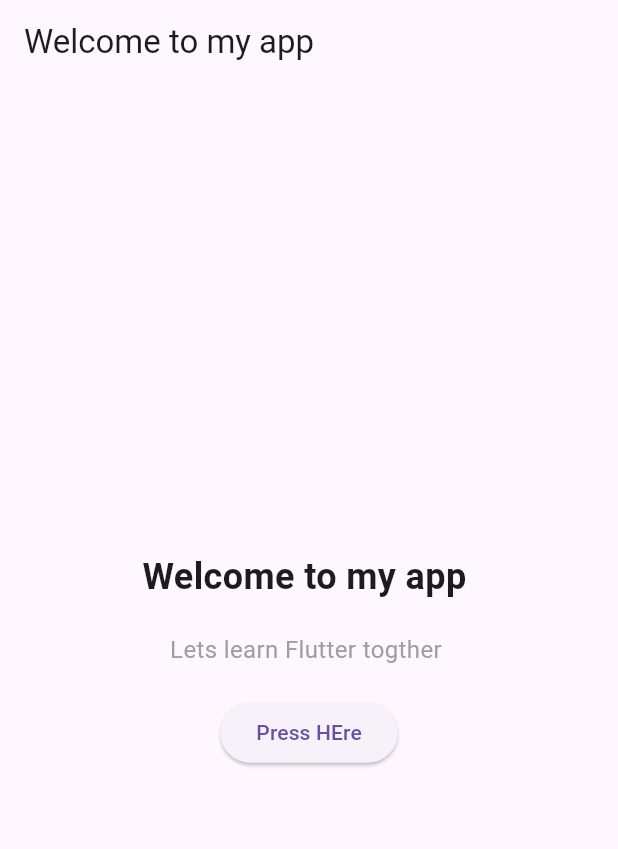
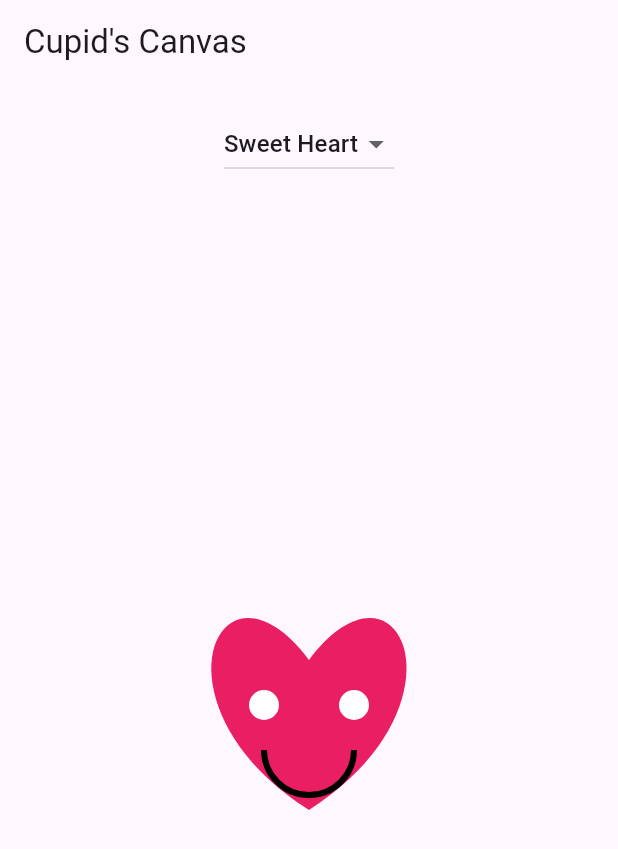
Before and after one commit to Togirl-06/act00, a Flutter app: the screen it shows after launch, on a phone screen of 412 x 824 dp. Shown: the top 849 px of the screen. Run offline on Flutter 3.47's test engine with Material 3 defaults, Android fonts, the phone set to English and light mode, and no system bars.

Commit message:
Fist osuh

```diff
--- a/lib/main.dart
+++ b/lib/main.dart
@@ -1,64 +1,102 @@
-// main.dart
 import 'package:flutter/material.dart';
 
-// The main entry point of the app
-void main() {
-  runApp(MyApp());
-}
+void main() => runApp(const ValentineApp());
 
-class MyApp extends StatelessWidget {
-  const MyApp({super.key});
+class ValentineApp extends StatelessWidget {
+  const ValentineApp({super.key});
 
   @override
   Widget build(BuildContext context) {
     return MaterialApp(
-      // TASK 1: Change the title of the app
-      title: 'My Awerson app',
-      theme: ThemeData(
-        // TASK 2: Change the primary swatch color (try Colors.red, Colors.green)
-        primarySwatch: Colors.blue,
-      ),
-      home: HomePage(),
+      debugShowCheckedModeBanner: false,
+      home: const ValentineHome(),
+      theme: ThemeData(useMaterial3: true),
     );
   }
 }
 
-class HomePage extends StatelessWidget {
-  const HomePage({super.key});
+class ValentineHome extends StatefulWidget {
+  const ValentineHome({super.key});
+
+  @override
+  State<ValentineHome> createState() => _ValentineHomeState();
+}
+
+class _ValentineHomeState extends State<ValentineHome> {
+  final List<String> emojiOptions = ['Sweet Heart', 'Party Heart'];
+  String selectedEmoji = 'Sweet Heart';
 
   @override
   Widget build(BuildContext context) {
     return Scaffold(
-      appBar: AppBar(
-        // TASK 3: Change the text in the top bar
-        title: Text('Welcome to my app'),
-      ),
-      body: Center(
-        child: Column(
-          mainAxisAlignment: MainAxisAlignment.center,
-          children: [
-            // TASK 4: Change the main text below
-            Text(
-              'Welcome to my app ',
-              style: TextStyle(fontSize: 24, fontWeight: FontWeight.bold),
+      appBar: AppBar(title: const Text('Cupid\'s Canvas')),
+      body: Column(
+        children: [
+          const SizedBox(height: 16),
+          DropdownButton<String>(
+            value: selectedEmoji,
+            items: emojiOptions
+                .map((e) => DropdownMenuItem(value: e, child: Text(e)))
+                .toList(),
+            onChanged: (value) => setState(() => selectedEmoji = value ?? selectedEmoji),
+          ),
+          const SizedBox(height: 16),
+          Expanded(
+            child: Center(
+              child: CustomPaint(
+                size: const Size(300, 300),
+                painter: HeartEmojiPainter(type: selectedEmoji),
+              ),
             ),
-            SizedBox(height: 20), // Adds space between widgets
-            // TASK 5: Change the subtitle text
-            Text(
-              "Lets learn Flutter togther ",
-              style: TextStyle(fontSize: 16, color: Colors.grey),
-            ),
-            SizedBox(height: 20),
-            ElevatedButton(
-              onPressed: () {
-                print('Button Clicked!');
-              },
-              // TASK 6: Change the text on the button
-              child: Text('Press HEre'),
-            ),
-          ],
-        ),
+          ),
+        ],
       ),
     );
   }
 }
+
+class HeartEmojiPainter extends CustomPainter {
+  HeartEmojiPainter({required this.type});
+  final String type;
+
+  @override
+  void paint(Canvas canvas, Size size) {
+    final center = Offset(size.width / 2, size.height / 2);
+    final paint = Paint()..style = PaintingStyle.fill;
+
+    // Heart base
+    final heartPath = Path()
+      ..moveTo(center.dx, center.dy + 60)
+      ..cubicTo(center.dx + 110, center.dy - 10, center.dx + 60, center.dy - 120, center.dx, center.dy - 40)
+      ..cubicTo(center.dx - 60, center.dy - 120, center.dx - 110, center.dy - 10, center.dx, center.dy + 60)
+      ..close();
+
+    paint.color = type == 'Party Heart' ? const Color(0xFFF48FB1) : const Color(0xFFE91E63);
+    canvas.drawPath(heartPath, paint);
+
+    // Face features (starter)
+    final eyePaint = Paint()..color = Colors.white;
+    canvas.drawCircle(Offset(center.dx - 30, center.dy - 10), 10, eyePaint);
+    canvas.drawCircle(Offset(center.dx + 30, center.dy - 10), 10, eyePaint);
+
+    final mouthPaint = Paint()
+      ..color = Colors.black
+      ..style = PaintingStyle.stroke
+      ..strokeWidth = 4;
+    canvas.drawArc(Rect.fromCircle(center: Offset(center.dx, center.dy + 20), radius: 30), 0, 3.14, false, mouthPaint);
+
+    // Party hat placeholder (expand for confetti)
+    if (type == 'Party Heart') {
+      final hatPaint = Paint()..color = const Color(0xFFFFD54F);
+      final hatPath = Path()
+        ..moveTo(center.dx, center.dy - 110)
+        ..lineTo(center.dx - 40, center.dy - 40)
+        ..lineTo(center.dx + 40, center.dy - 40)
+        ..close();
+      canvas.drawPath(hatPath, hatPaint);
+    }
+  }
+
+  @override
+  bool shouldRepaint(covariant HeartEmojiPainter oldDelegate) => oldDelegate.type != type;
+}
```
